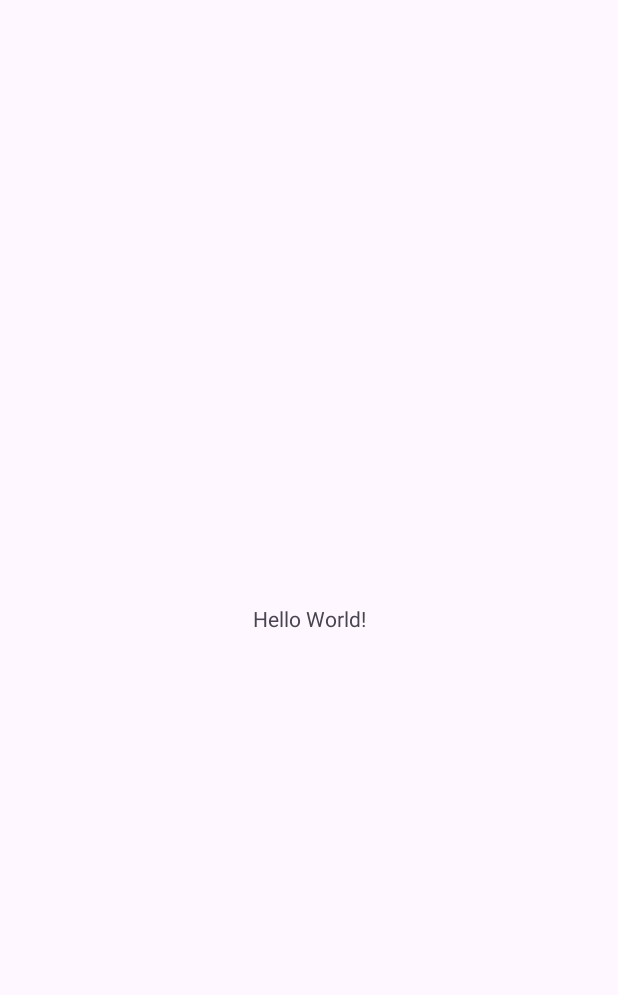
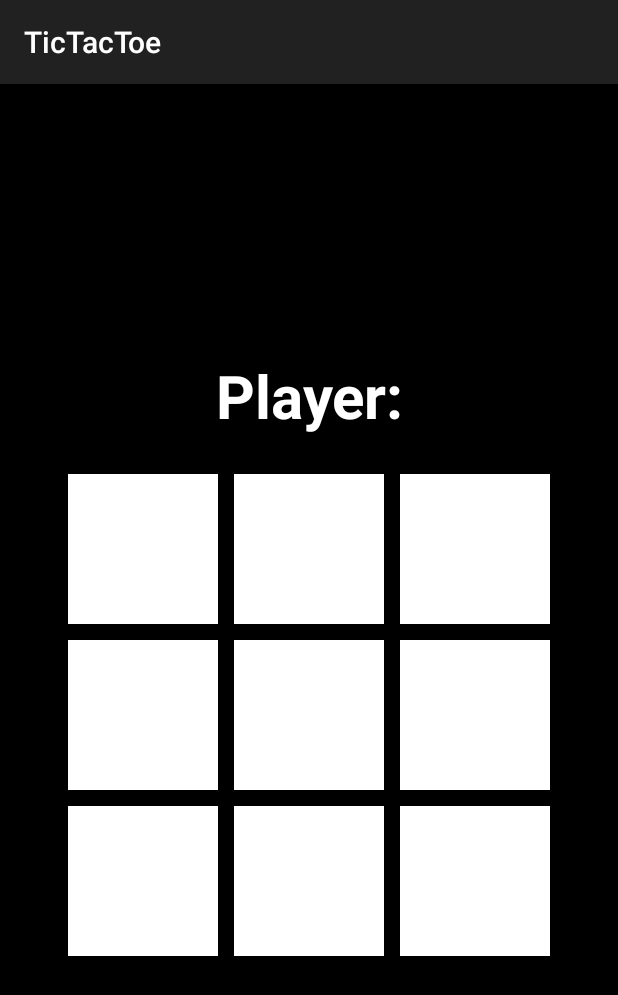
Before and after one commit to Abdel-kobbi/Tic-Tac-Toe, an Android app: the screen it shows after launch (MainActivity), on a phone screen of 412 x 824 dp. Before the commit the part shown is almost empty. Shown: the top 995 px of the screen. Run offline under Robolectric (Android 15) with nearby library versions, the phone set to English and light mode, and no system bars.

Commit message:
add layout game

```diff
--- a/app/src/main/res/layout/activity_main.xml
+++ b/app/src/main/res/layout/activity_main.xml
@@ -1,19 +1,133 @@
 <?xml version="1.0" encoding="utf-8"?>
-<androidx.constraintlayout.widget.ConstraintLayout xmlns:android="http://schemas.android.com/apk/res/android"
+<LinearLayout xmlns:android="http://schemas.android.com/apk/res/android"
     xmlns:app="http://schemas.android.com/apk/res-auto"
     xmlns:tools="http://schemas.android.com/tools"
     android:id="@+id/main"
     android:layout_width="match_parent"
     android:layout_height="match_parent"
-    tools:context=".MainActivity">
-
-    <TextView
+    android:background="@color/black"
+    android:orientation="vertical"
+    tools:context=".MainActivity"
+    android:gravity="center"
+    >
+<TextView
+    android:layout_width="match_parent"
+    android:layout_height="wrap_content"
+    android:text="@string/player"
+    android:textSize="40sp"
+    android:textStyle="bold"
+    android:textAlignment="center"
+    android:textColor="@color/white"
+    android:layout_marginBottom="20dp"
+    />
+    <LinearLayout
+        style="?android:attr/buttonBarStyle"
         android:layout_width="wrap_content"
         android:layout_height="wrap_content"
-        android:text="Hello World!"
-        app:layout_constraintBottom_toBottomOf="parent"
-        app:layout_constraintEnd_toEndOf="parent"
-        app:layout_constraintStart_toStartOf="parent"
-        app:layout_constraintTop_toTopOf="parent" />
+        android:orientation="horizontal">
 
-</androidx.constraintlayout.widget.ConstraintLayout>
+        <Button
+            style="?android:attr/buttonBarButtonStyle"
+            android:layout_width="100dp"
+            android:layout_height="100dp"
+            android:layout_margin="5dp"
+            android:textStyle="bold"
+            android:textColor="@color/black"
+            android:textSize="40sp"
+            android:background="@color/white" />
+
+        <Button
+            style="?android:attr/buttonBarButtonStyle"
+            android:layout_width="100dp"
+            android:layout_height="100dp"
+            android:layout_margin="5dp"
+            android:textStyle="bold"
+            android:textColor="@color/black"
+            android:textSize="40sp"
+            android:background="@color/white" />
+
+        <Button
+            style="?android:attr/buttonBarButtonStyle"
+            android:layout_width="100dp"
+            android:layout_height="100dp"
+            android:layout_margin="5dp"
+            android:textStyle="bold"
+            android:textColor="@color/black"
+            android:textSize="40sp"
+            android:background="@color/white" />
+    </LinearLayout>
+
+    <LinearLayout
+        style="?android:attr/buttonBarStyle"
+        android:layout_width="wrap_content"
+        android:layout_height="wrap_content"
+        android:orientation="horizontal">
+
+        <Button
+            style="?android:attr/buttonBarButtonStyle"
+            android:layout_width="100dp"
+            android:layout_height="100dp"
+            android:layout_margin="5dp"
+            android:textStyle="bold"
+            android:textColor="@color/black"
+            android:textSize="40sp"
+            android:background="@color/white" />
+
+        <Button
+            style="?android:attr/buttonBarButtonStyle"
+            android:layout_width="100dp"
+            android:layout_height="100dp"
+            android:layout_margin="5dp"
+            android:textStyle="bold"
+            android:textColor="@color/black"
+            android:textSize="40sp"
+            android:background="@color/white" />
+
+        <Button
+            style="?android:attr/buttonBarButtonStyle"
+            android:layout_width="100dp"
+            android:layout_height="100dp"
+            android:layout_margin="5dp"
+            android:textStyle="bold"
+            android:textColor="@color/black"
+            android:textSize="40sp"
+            android:background="@color/white" />
+    </LinearLayout>
+
+    <LinearLayout
+        style="?android:attr/buttonBarStyle"
+        android:layout_width="wrap_content"
+        android:layout_height="wrap_content"
+        android:orientation="horizontal">
+
+        <Button
+            style="?android:attr/buttonBarButtonStyle"
+            android:layout_width="100dp"
+            android:layout_height="100dp"
+            android:layout_margin="5dp"
+            android:textStyle="bold"
+            android:textColor="@color/black"
+            android:textSize="40sp"
+            android:background="@color/white" />
+
+        <Button
+            style="?android:attr/buttonBarButtonStyle"
+            android:layout_width="100dp"
+            android:layout_height="100dp"
+            android:layout_margin="5dp"
+            android:textStyle="bold"
+            android:textColor="@color/black"
+            android:textSize="40sp"
+            android:background="@color/white" />
+
+        <Button
+            style="?android:attr/buttonBarButtonStyle"
+            android:layout_width="100dp"
+            android:layout_height="100dp"
+            android:layout_margin="5dp"
+            android:textStyle="bold"
+            android:textColor="@color/black"
+            android:textSize="40sp"
+            android:background="@color/white" />
+    </LinearLayout>
+</LinearLayout>
--- a/app/src/main/res/values-night/themes.xml
+++ b/app/src/main/res/values-night/themes.xml
@@ -1,6 +1,6 @@
 <resources xmlns:tools="http://schemas.android.com/tools">
     <!-- Base application theme. -->
-    <style name="Base.Theme.TicTacToe" parent="Theme.Material3.DayNight.NoActionBar">
+    <style name="Base.Theme.TicTacToe" parent="Theme.AppCompat.DayNight.DarkActionBar">
         <!-- Customize your dark theme here. -->
         <!-- <item name="colorPrimary">@color/my_dark_primary</item> -->
     </style>
--- a/app/src/main/res/values/strings.xml
+++ b/app/src/main/res/values/strings.xml
@@ -1,3 +1,4 @@
 <resources>
     <string name="app_name">TicTacToe</string>
+    <string name="player">Player: </string>
 </resources>
--- a/app/src/main/res/values/themes.xml
+++ b/app/src/main/res/values/themes.xml
@@ -1,6 +1,6 @@
 <resources xmlns:tools="http://schemas.android.com/tools">
     <!-- Base application theme. -->
-    <style name="Base.Theme.TicTacToe" parent="Theme.Material3.DayNight.NoActionBar">
+    <style name="Base.Theme.TicTacToe" parent="Theme.AppCompat.DayNight.DarkActionBar">
         <!-- Customize your light theme here. -->
         <!-- <item name="colorPrimary">@color/my_light_primary</item> -->
     </style>
```
